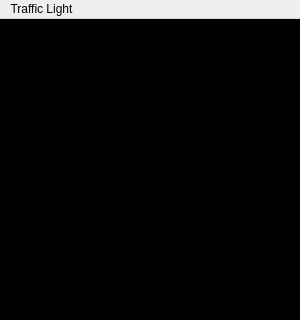
This is TrafficLightSimulation/trafficlightview.ui in Marsetex/TrafficLightSimulation as Qt 5 draws it before an edit; both pictures show x 0 to 300 and y 0 to 320 of the 300 by 600 pixel window. The edited form follows.
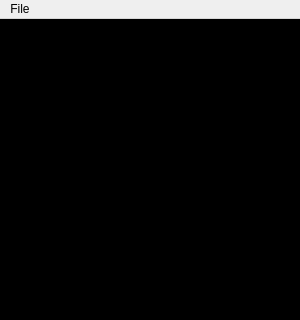
This is the edited form.

Commit message: Added functionality of menu bar.

```diff
--- a/TrafficLightSimulation/trafficlightview.ui
+++ b/TrafficLightSimulation/trafficlightview.ui
@@ -41,7 +41,7 @@
    </property>
    <widget class="QMenu" name="menuTraffic_Light">
     <property name="title">
-     <string>Traffic Light</string>
+     <string>File</string>
     </property>
     <addaction name="actionAbout"/>
     <addaction name="separator"/>
```
Left out of the diff: 10 changed lines with no effect on the pictures. The commit also changes 1 other file.
